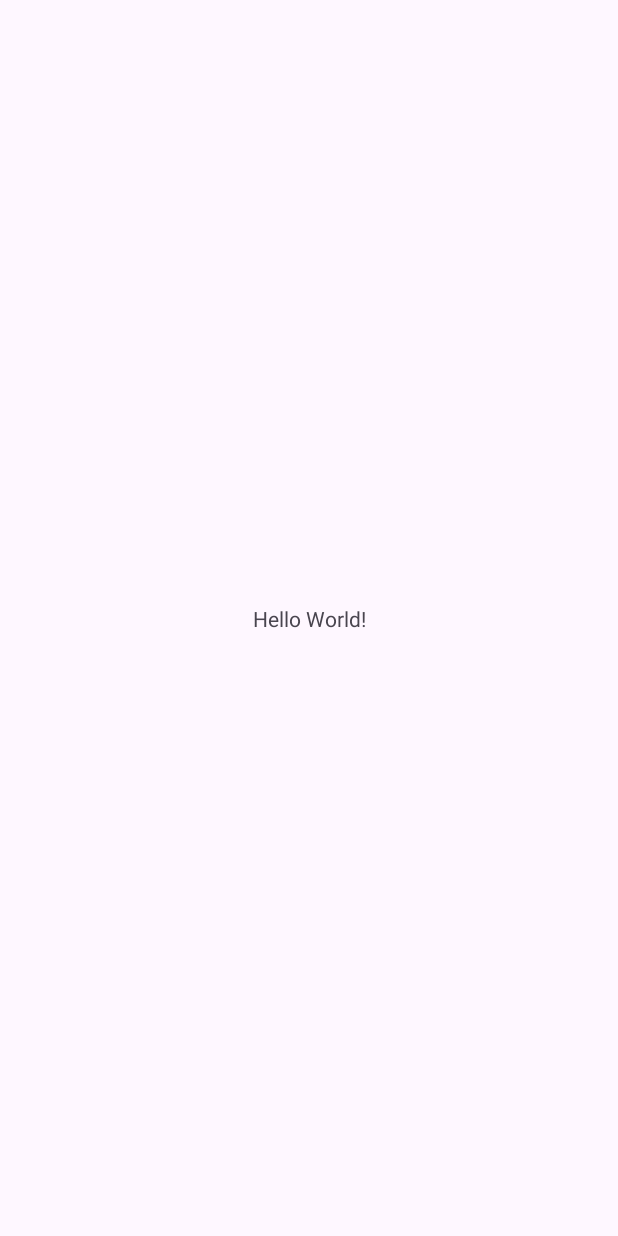
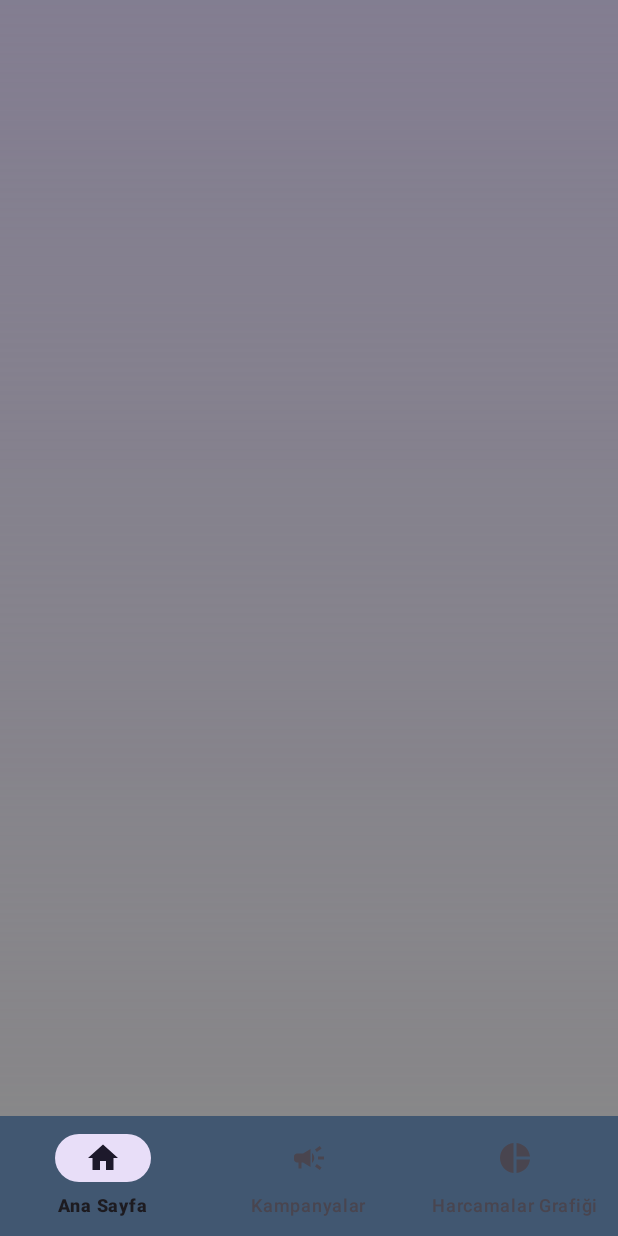
Before and after one commit to AtakannD/BBNB, an Android app: the screen it shows after launch (MainActivity), on a phone screen of 412 x 824 dp. Before the commit the screen is almost empty. Run offline under Robolectric (Android 15) with nearby library versions, the phone set to English and light mode, and no system bars; our stand-ins replace data binding.

Commit message:
Set navigation and BottomNavBar, created needed screens, added theme colors

```diff
--- a/app/src/main/java/com/atakandalkiran/bbnb/MainActivity.java
+++ b/app/src/main/java/com/atakandalkiran/bbnb/MainActivity.java
@@ -1,14 +1,34 @@
 package com.atakandalkiran.bbnb;
 
 import androidx.appcompat.app.AppCompatActivity;
+import androidx.constraintlayout.widget.ConstraintLayout;
+import androidx.databinding.DataBindingUtil;
+import androidx.navigation.NavController;
 
+import android.graphics.Color;
+import android.graphics.drawable.GradientDrawable;
 import android.os.Bundle;
 
+import com.atakandalkiran.bbnb.databinding.ActivityMainBinding;
+
 public class MainActivity extends AppCompatActivity {
+
+    ActivityMainBinding binding = null;
+
+    private NavController navController = null;
 
     @Override
     protected void onCreate(Bundle savedInstanceState) {
         super.onCreate(savedInstanceState);
-        setContentView(R.layout.activity_main);
+
+        binding = DataBindingUtil.setContentView(this, R.layout.activity_main);
+
+        ConstraintLayout constraintLayout = binding.mainActivityConstraintLayout;
+
+        GradientDrawable gradientDrawable = new GradientDrawable(
+                GradientDrawable.Orientation.TOP_BOTTOM,
+                new int[]{R.color.dusty_bluish_teal, Color.GRAY});
+
+        constraintLayout.setBackground(gradientDrawable);
     }
 }
--- /dev/null
+++ b/app/src/main/java/com/atakandalkiran/bbnb/ui/detail/DetailViewModel.java
@@ -0,0 +1,4 @@
+package com.atakandalkiran.bbnb.ui.detail;
+
+public class DetailViewModel {
+}
--- /dev/null
+++ b/app/src/main/java/com/atakandalkiran/bbnb/ui/forgotten_password/ForgottenPasswordViewModel.java
@@ -0,0 +1,4 @@
+package com.atakandalkiran.bbnb.ui.forgotten_password;
+
+public class ForgottenPasswordViewModel {
+}
--- /dev/null
+++ b/app/src/main/java/com/atakandalkiran/bbnb/ui/spendings/SpendingsViewModel.java
@@ -0,0 +1,4 @@
+package com.atakandalkiran.bbnb.ui.spendings;
+
+public class SpendingsViewModel {
+}
--- /dev/null
+++ b/app/src/main/res/drawable/baseline_campaign_24.xml
@@ -0,0 +1,5 @@
+<vector android:height="24dp" android:tint="#FFFFFF"
+    android:viewportHeight="24" android:viewportWidth="24"
+    android:width="24dp" xmlns:android="http://schemas.android.com/apk/res/android">
+    <path android:fillColor="@android:color/white" android:pathData="M18,11v2h4v-2h-4zM16,17.61c0.96,0.71 2.21,1.65 3.2,2.39 0.4,-0.53 0.8,-1.07 1.2,-1.6 -0.99,-0.74 -2.24,-1.68 -3.2,-2.4 -0.4,0.54 -0.8,1.08 -1.2,1.61zM20.4,5.6c-0.4,-0.53 -0.8,-1.07 -1.2,-1.6 -0.99,0.74 -2.24,1.68 -3.2,2.4 0.4,0.53 0.8,1.07 1.2,1.6 0.96,-0.72 2.21,-1.65 3.2,-2.4zM4,9c-1.1,0 -2,0.9 -2,2v2c0,1.1 0.9,2 2,2h1v4h2v-4h1l5,3L13,6L8,9L4,9zM15.5,12c0,-1.33 -0.58,-2.53 -1.5,-3.35v6.69c0.92,-0.81 1.5,-2.01 1.5,-3.34z"/>
+</vector>
--- /dev/null
+++ b/app/src/main/res/drawable/baseline_home_24.xml
@@ -0,0 +1,5 @@
+<vector android:height="24dp" android:tint="#FFFFFF"
+    android:viewportHeight="24" android:viewportWidth="24"
+    android:width="24dp" xmlns:android="http://schemas.android.com/apk/res/android">
+    <path android:fillColor="@android:color/white" android:pathData="M10,20v-6h4v6h5v-8h3L12,3 2,12h3v8z"/>
+</vector>
--- /dev/null
+++ b/app/src/main/res/drawable/baseline_pie_chart_24.xml
@@ -0,0 +1,5 @@
+<vector android:height="24dp" android:tint="#FFFFFF"
+    android:viewportHeight="24" android:viewportWidth="24"
+    android:width="24dp" xmlns:android="http://schemas.android.com/apk/res/android">
+    <path android:fillColor="@android:color/white" android:pathData="M11,2v20c-5.07,-0.5 -9,-4.79 -9,-10s3.93,-9.5 9,-10zM13.03,2v8.99L22,10.99c-0.47,-4.74 -4.24,-8.52 -8.97,-8.99zM13.03,13.01L13.03,22c4.74,-0.47 8.5,-4.25 8.97,-8.99h-8.97z"/>
+</vector>
--- a/app/src/main/res/layout/activity_main.xml
+++ b/app/src/main/res/layout/activity_main.xml
@@ -9,20 +9,33 @@
     </data>
 
     <androidx.constraintlayout.widget.ConstraintLayout
-        xmlns:tools="http://schemas.android.com/tools"
+        android:id="@+id/mainActivityConstraintLayout"
         android:layout_width="match_parent"
-        android:layout_height="match_parent"
-        tools:context=".MainActivity">
+        android:layout_height="match_parent">
 
-        <TextView
-            android:layout_width="wrap_content"
+        <androidx.fragment.app.FragmentContainerView
+            android:id="@+id/navHostFragment"
+            android:name="androidx.navigation.fragment.NavHostFragment"
+            android:layout_width="0dp"
+            android:layout_height="0dp"
+            app:layout_constraintBottom_toTopOf="@id/bottomNavigationBar"
+            app:layout_constraintEnd_toEndOf="parent"
+            app:layout_constraintHorizontal_bias="0.5"
+            app:layout_constraintStart_toStartOf="parent"
+            app:layout_constraintTop_toTopOf="parent"
+            app:defaultNavHost="true" />
+
+        <com.google.android.material.bottomnavigation.BottomNavigationView
+            android:id="@+id/bottomNavigationBar"
+            android:layout_width="0dp"
             android:layout_height="wrap_content"
-            android:text="Hello World!"
+            android:background="@color/dusty_bluish_teal"
+            app:itemBackground="@color/dusty_bluish_teal"
             app:layout_constraintBottom_toBottomOf="parent"
-
+            app:layout_constraintStart_toStartOf="parent"
             app:layout_constraintEnd_toEndOf="parent"
-            app:layout_constraintStart_toStartOf="parent"
-            app:layout_constraintTop_toTopOf="parent" />
+            app:layout_constraintTop_toBottomOf="@id/navHostFragment"
+            app:menu="@menu/bottom_nav_menu" />
 
     </androidx.constraintlayout.widget.ConstraintLayout>
 </layout>
--- /dev/null
+++ b/app/src/main/res/menu/bottom_nav_menu.xml
@@ -0,0 +1,18 @@
+<?xml version="1.0" encoding="utf-8"?>
+<menu xmlns:android="http://schemas.android.com/apk/res/android">
+    <item
+        android:id="@+id/homeFragment"
+        android:icon="@drawable/baseline_home_24"
+        android:title="@string/bottomNavMenu_home" />
+
+    <item
+        android:id="@+id/campaignFragment"
+        android:icon="@drawable/baseline_campaign_24"
+        android:title="@string/bottomNavMenu_campaigns" />
+
+    <item
+        android:id="@+id/spendingsFragment"
+        android:icon="@drawable/baseline_pie_chart_24"
+        android:title="@string/bottomNavMenu_spendingsGraph" />
+
+</menu>
--- a/app/src/main/res/values/colors.xml
+++ b/app/src/main/res/values/colors.xml
@@ -2,4 +2,9 @@
 <resources>
     <color name="black">#FF000000</color>
     <color name="white">#FFFFFFFF</color>
+    <color name="light_sky_blue">#86C8CD</color>
+    <color name="light_cyan">#6DB2C8</color>
+    <color name="dark_cerulean_blue">#40698E</color>
+    <color name="dusty_bluish_teal">#415771</color>
+    <color name="greyish_dusty_rose">#B4A0AC</color>
 </resources>
--- a/app/src/main/res/values/strings.xml
+++ b/app/src/main/res/values/strings.xml
@@ -1,5 +1,7 @@
 <resources>
     <string name="app_name">BBNB</string>
-    <!-- TODO: Remove or change this placeholder text -->
     <string name="hello_blank_fragment">Hello blank fragment</string>
+    <string name="bottomNavMenu_home">Ana Sayfa</string>
+    <string name="bottomNavMenu_campaigns">Kampanyalar</string>
+    <string name="bottomNavMenu_spendingsGraph">Harcamalar Grafiği</string>
 </resources>
```
Also changed, not shown: app/src/main/java/com/atakandalkiran/bbnb/ui/detail/DetailFragment.java (added, +66 -0 lines), app/src/main/java/com/atakandalkiran/bbnb/ui/forgotten_password/ForgottenPasswordFragment.java (added, +66 -0 lines), app/src/main/java/com/atakandalkiran/bbnb/ui/spendings/SpendingsFragment.java (added, +66 -0 lines), app/src/main/res/layout/fragment_detail.xml (added, +14 -0 lines), app/src/main/res/layout/fragment_forgotten_password.xml (added, +14 -0 lines), app/src/main/res/layout/fragment_spendings.xml (added, +14 -0 lines), app/src/main/res/navigation/home_navigation_graph.xml (added, +48 -0 lines), app/src/main/res/navigation/login_navigation_graph.xml (added, +43 -0 lines), app/src/main/res/navigation/navigation.xml (added, +8 -0 lines).
